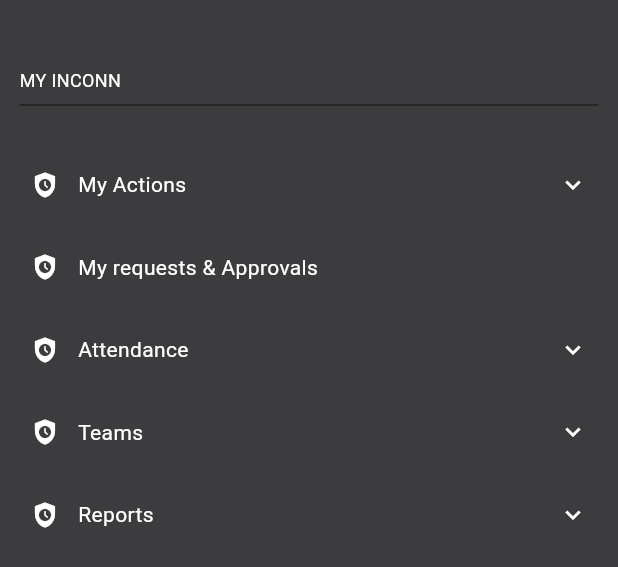
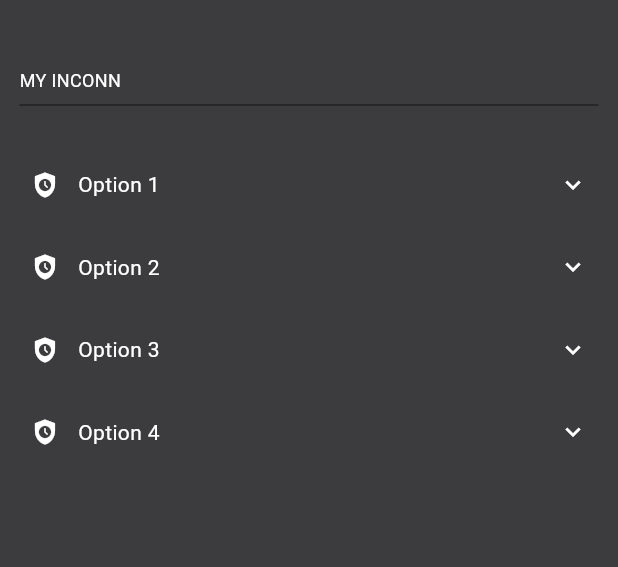
Before and after one commit to hussainint/sidebarDrawer, a Flutter app: the CustomDrawer widget shown alone on an empty page, opened directly, on a phone screen of 412 x 824 dp. Shown: the top 567 px of the screen. Run offline on Flutter 3.47's test engine with Material 2 defaults, Android fonts, the phone set to English and light mode, and no system bars.

Commit message:
adaptable to mobile

```diff
--- a/example/lib/customDrawer.dart
+++ b/example/lib/customDrawer.dart
@@ -37,41 +37,47 @@ class CustomDrawer extends StatelessWidget {
           ),
 
           DrawerTile(
-            title: 'My Actions',
+            title: 'Option 1',
             icn: Icons.safety_check,
             subOptions: [
-              DrawerTile(
-                title: 'My Work Order',
-                icn: Icons.safety_check,
-                // route: WorkOrderView.routeName,
-              ),
-              DrawerTile(title: 'My Assigned Tickets', icn: Icons.safety_check),
-              DrawerTile(
-                  title: 'My Pending Approvals', icn: Icons.safety_check),
-              DrawerTile(title: 'My Store Tasks', icn: Icons.safety_check),
+              DrawerTile(title: 'Sub Option 1', icn: Icons.safety_check),
+              DrawerTile(title: 'Sub Option 2', icn: Icons.safety_check),
+              DrawerTile(title: 'Sub Option 3', icn: Icons.safety_check),
             ],
           ),
 
           ///
-          DrawerTile(title: 'My requests & Approvals', icn: Icons.safety_check),
+          DrawerTile(
+            title: 'Option 2',
+            icn: Icons.safety_check,
+            subOptions: [
+              DrawerTile(title: 'Sub Option 1', icn: Icons.safety_check),
+              DrawerTile(title: 'Sub Option 2', icn: Icons.safety_check),
+              DrawerTile(title: 'Sub Option 3', icn: Icons.safety_check),
+            ],
+          ),
 
           ///
-          DrawerTile(title: 'Attendance', icn: Icons.safety_check, subOptions: [
-            DrawerTile(title: 'My Attendance', icn: Icons.safety_check),
-            DrawerTile(title: 'My Schedule', icn: Icons.safety_check),
-          ]),
+          DrawerTile(
+            title: 'Option 3',
+            icn: Icons.safety_check,
+            subOptions: [
+              DrawerTile(title: 'Sub Option 1', icn: Icons.safety_check),
+              DrawerTile(title: 'Sub Option 2', icn: Icons.safety_check),
+              DrawerTile(title: 'Sub Option 3', icn: Icons.safety_check),
+            ],
+          ),
 
           ///
-          DrawerTile(title: 'Teams', icn: Icons.safety_check, subOptions: [
-            DrawerTile(title: 'My Teams', icn: Icons.safety_check),
-            DrawerTile(title: 'Teams Attendance', icn: Icons.safety_check),
-          ]),
-
-          ///
-          DrawerTile(title: 'Reports', icn: Icons.safety_check, subOptions: [
-            DrawerTile(title: 'My Reports', icn: Icons.safety_check),
-            DrawerTile(title: 'My Store Stocks', icn: Icons.safety_check),
-          ]),
+          DrawerTile(
+            title: 'Option 4',
+            icn: Icons.safety_check,
+            subOptions: [
+              DrawerTile(title: 'Sub Option 1', icn: Icons.safety_check),
+              DrawerTile(title: 'Sub Option 2', icn: Icons.safety_check),
+              DrawerTile(title: 'Sub Option 3', icn: Icons.safety_check),
+            ],
+          ),
         ],
       ),
     );
--- a/example/lib/main.dart
+++ b/example/lib/main.dart
@@ -53,6 +53,7 @@ class MainBody extends StatelessWidget {
 
   @override
   Widget build(BuildContext context) {
+    print('main body rebuild');
     return const Center(
       child: Text(
         'This is a page',
--- a/lib/src/State/drawerController.dart
+++ b/lib/src/State/drawerController.dart
@@ -3,6 +3,7 @@ import 'package:provider/provider.dart';
 
 class DrawerControllerStateCustom with ChangeNotifier {
   bool isOpen = true;
+  bool isLayoutWeb = true;
 
   bool get getDrawerStatus {
     return isOpen;
@@ -12,9 +13,18 @@ class DrawerControllerStateCustom with ChangeNotifier {
     isOpen = !isOpen;
     notifyListeners();
   }
+
+  ///
+  bool get is_Layout_Web {
+    return isLayoutWeb;
+  }
+
+  void setLayoutAsWeb(bool isWeb) {
+    isLayoutWeb = isWeb;
+  }
 }
 
-void drawerController(BuildContext context) {
-  Provider.of<DrawerControllerStateCustom>(context, listen: false)
-      .setDrawerStatus();
-}
+// void drawerController(BuildContext context) {
+//   Provider.of<DrawerControllerStateCustom>(context, listen: false)
+//       .setDrawerStatus();
+// }
--- a/lib/src/sidebar_drawer.dart
+++ b/lib/src/sidebar_drawer.dart
@@ -22,6 +22,10 @@ class SidebarDrawer extends StatelessWidget {
       child: Consumer<DrawerControllerStateCustom>(
           builder: (context, model, child) {
         if (Responsive.isDesktop(context)) {
+          ///
+          model.setLayoutAsWeb(true);
+
+          ///
           return Row(
             children: [
               if (model.getDrawerStatus)
@@ -36,7 +40,7 @@ class SidebarDrawer extends StatelessWidget {
           return Stack(
             children: [
               body,
-              if (model.getDrawerStatus)
+              if (model.getDrawerStatus && !model.isLayoutWeb)
                 Container(
                   child: Row(
                     children: [
@@ -49,7 +53,7 @@ class SidebarDrawer extends StatelessWidget {
                       Expanded(
                         child: GestureDetector(
                           onTap: () {
-                            drawerController(context);
+                            model.setDrawerStatus();
                           },
                           child: Container(
                             color: Colors.black12.withOpacity(0.2),
@@ -76,6 +80,10 @@ class DrawerIcon extends StatelessWidget {
       onPressed: () {
         Provider.of<DrawerControllerStateCustom>(context, listen: false)
             .setDrawerStatus();
+
+        ///
+        Provider.of<DrawerControllerStateCustom>(context, listen: false)
+            .setLayoutAsWeb(Responsive.isDesktop(context));
       },
       icon: const Icon(Icons.menu),
     );
```
Also changed, not shown: 2 other files.
